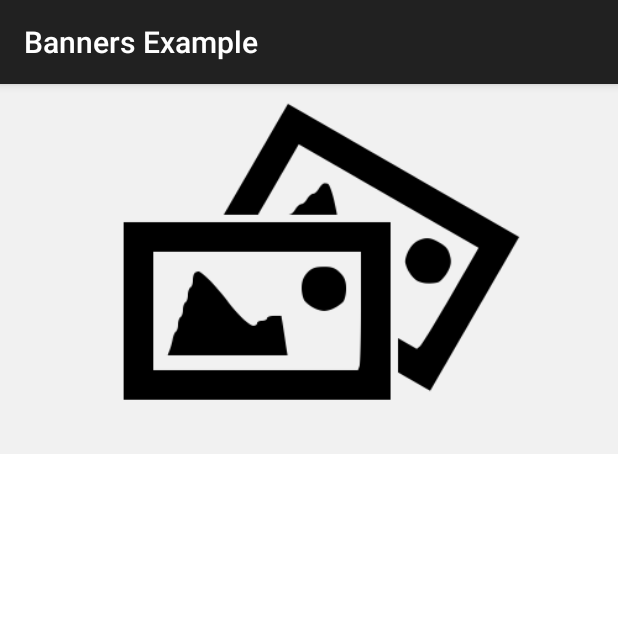
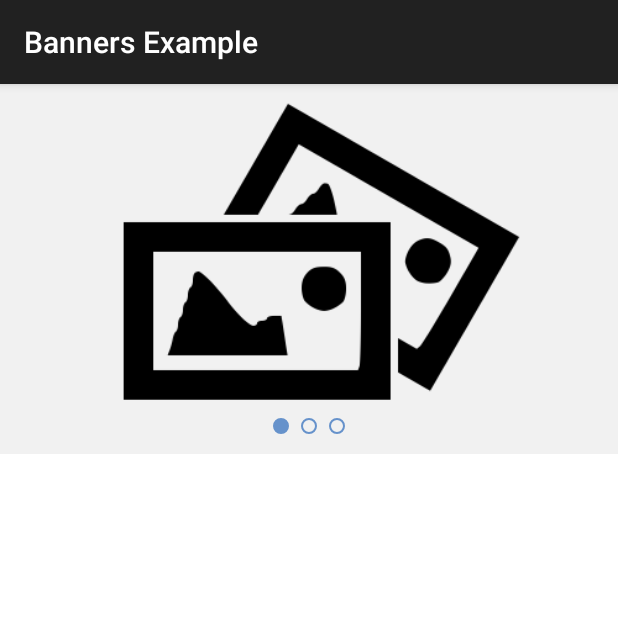
Before and after one commit to Manhazito/android-banners, an Android app: the screen it shows after launch (MainActivity), on a phone screen of 412 x 824 dp, the top half of it. Run offline under Robolectric (Android 15) with nearby library versions, the phone set to English and light mode, and no system bars.

Commit message:
User can define indicators color.

```diff
--- a/app/src/main/java/org/gamaworks/bannersexample/MainActivity.java
+++ b/app/src/main/java/org/gamaworks/bannersexample/MainActivity.java
@@ -25,6 +25,7 @@ public class MainActivity extends AppCompatActivity {
         setContentView(R.layout.activity_main);
 
         banners = (Banners) findViewById(R.id.banners);
+        banners.setIndicatorColor(R.color.blue);
 
         Handler loadBannersHandler = new Handler();
         loadBannersHandler.postDelayed(new Runnable() {
--- /dev/null
+++ b/app/src/main/res/values/colors.xml
@@ -0,0 +1,4 @@
+<?xml version="1.0" encoding="utf-8"?>
+<resources>
+    <color name="blue">#FF66A09B</color>
+</resources>
--- a/banners/build.gradle
+++ b/banners/build.gradle
@@ -8,7 +8,7 @@ android {
         minSdkVersion 17
         targetSdkVersion 22
         versionCode 1
-        versionName "1.0"
+        versionName "1.0.1"
     }
     buildTypes {
         release {
--- a/banners/src/main/java/org/gamaworks/banners/Banners.java
+++ b/banners/src/main/java/org/gamaworks/banners/Banners.java
@@ -46,7 +46,7 @@ public class Banners extends View {
     private int mDislocation = 0;
     private int mIndex = 0;
     private int mNextIndex = 0;
-    private final Paint mPaint = new Paint(Paint.ANTI_ALIAS_FLAG);
+    private final Paint mIndicatorPaint = new Paint(Paint.ANTI_ALIAS_FLAG);
     private float mIndicatorRadius;
     private float mIndicatorY;
     private float mIndicatorStartX;
@@ -61,9 +61,11 @@ public class Banners extends View {
         super(context, attrs);
 
         mBitmapList.add(BitmapFactory.decodeResource(context.getResources(), R.drawable.no_banners));
+        mBitmapList.add(BitmapFactory.decodeResource(context.getResources(), R.drawable.no_banners));
+        mBitmapList.add(BitmapFactory.decodeResource(context.getResources(), R.drawable.no_banners));
 
-        mPaint.setStrokeWidth(2f);
-        mPaint.setColor(mIndicatorColor);
+        mIndicatorPaint.setStrokeWidth(2f);
+        mIndicatorPaint.setColor(mIndicatorColor);
 
         mFlingDetector = new GestureDetector(context, new FlingDetector());
     }
@@ -145,8 +147,7 @@ public class Banners extends View {
         int width = getWidth() - getPaddingLeft() - getPaddingRight();
         int numberOfBmp;
 
-        if (isInEditMode()) numberOfBmp = 5;
-        else numberOfBmp = mBitmapList.size();
+        numberOfBmp = mBitmapList.size();
 
         mIndicatorRadius = (height / 50);
         mIndicatorXInterval = 2 * mIndicatorRadius + 2 * mIndicatorRadius;
@@ -166,28 +167,18 @@ public class Banners extends View {
             int measuredWidth;
             int measuredHeight;
 
-//            Log.w(TAG, "Requested W : H - " + widthSize + " : " + heightSize);
-//            Log.w(TAG, "Image W : H - " + mBitmapList.get(mIndex).getWidth() + " : " + mBitmapList.get(mIndex).getHeight());
-//            Log.w(TAG, "Image Aspect Ratio: " + aspectRatio);
-
             if (widthMode == MeasureSpec.EXACTLY) {
-//                Log.w(TAG, "W: Exactly");
                 measuredWidth = widthSize;
                 if (heightMode == MeasureSpec.EXACTLY) {
-//                    Log.w(TAG, "H: Exactly");
                     measuredHeight = heightSize;
                 } else {
-//                    Log.w(TAG, "H: Whatever or At Most");
                     measuredHeight = (int) Math.min(heightSize, (measuredWidth / aspectRatio));
                 }
             } else {
-//                Log.w(TAG, "W: Whatever or At Most");
                 if (heightMode == MeasureSpec.EXACTLY) {
-//                    Log.w(TAG, "H: Exactly");
                     measuredHeight = heightSize;
                     measuredWidth = (int) Math.min(widthSize, (measuredHeight * aspectRatio));
                 } else {
-//                    Log.w(TAG, "H: Whatever or At Most");
                     if (widthSize > heightSize * aspectRatio) {
                         measuredHeight = heightSize;
                         measuredWidth = (int) (measuredHeight * aspectRatio);
@@ -197,9 +188,6 @@ public class Banners extends View {
                     }
                 }
             }
-
-//            Log.w(TAG, "Canvas W : H - " + measuredWidth + " : " + measuredHeight);
-//            Log.w(TAG, "---");
 
             currentImageRect.set(0, 0, measuredWidth, measuredHeight);
             nextImageRect.set(measuredWidth, 0, 2 * measuredWidth, measuredHeight);
@@ -214,20 +202,19 @@ public class Banners extends View {
         super.onDraw(canvas);
 
         int numberOfBmp;
-        if (isInEditMode()) numberOfBmp = 5;
-        else numberOfBmp = mBitmapList.size();
+        numberOfBmp = mBitmapList.size();
 
         if (mBitmapList.get(mIndex) != null && mBitmapList.get(mNextIndex) != null) {
-            canvas.drawBitmap(mBitmapList.get(mIndex), null, currentImageRect, mPaint);
-            if (numberOfBmp > 1) canvas.drawBitmap(mBitmapList.get(mNextIndex), null, nextImageRect, mPaint);
+            canvas.drawBitmap(mBitmapList.get(mIndex), null, currentImageRect, mIndicatorPaint);
+            if (numberOfBmp > 1) canvas.drawBitmap(mBitmapList.get(mNextIndex), null, nextImageRect, mIndicatorPaint);
         }
 
         if (numberOfBmp > 1) {
             for (int i = 0; i < numberOfBmp; i++) {
-                if (i == mIndex) mPaint.setStyle(Paint.Style.FILL_AND_STROKE);
-                else mPaint.setStyle(Paint.Style.STROKE);
+                if (i == mIndex) mIndicatorPaint.setStyle(Paint.Style.FILL_AND_STROKE);
+                else mIndicatorPaint.setStyle(Paint.Style.STROKE);
 
-                canvas.drawCircle(mIndicatorStartX + i * mIndicatorXInterval, mIndicatorY, mIndicatorRadius, mPaint);
+                canvas.drawCircle(mIndicatorStartX + i * mIndicatorXInterval, mIndicatorY, mIndicatorRadius, mIndicatorPaint);
             }
         }
     }
@@ -303,11 +290,21 @@ public class Banners extends View {
         }
     }
 
+    /**
+     * Sets the color of the banner indicators circles.
+     *
+     * @param indicatorColor The indicators color.
+     */
     public void setIndicatorColor(int indicatorColor) {
         this.mIndicatorColor = indicatorColor;
         invalidate();
     }
 
+    /**
+     * Set the banners images.
+     *
+     * @param bitmapList The list of bitmaps to use as banners.
+     */
     public void setBitmapList(List<Bitmap> bitmapList) {
         this.mBitmapList = bitmapList;
 
```
Also changed, not shown: 3 other files.
